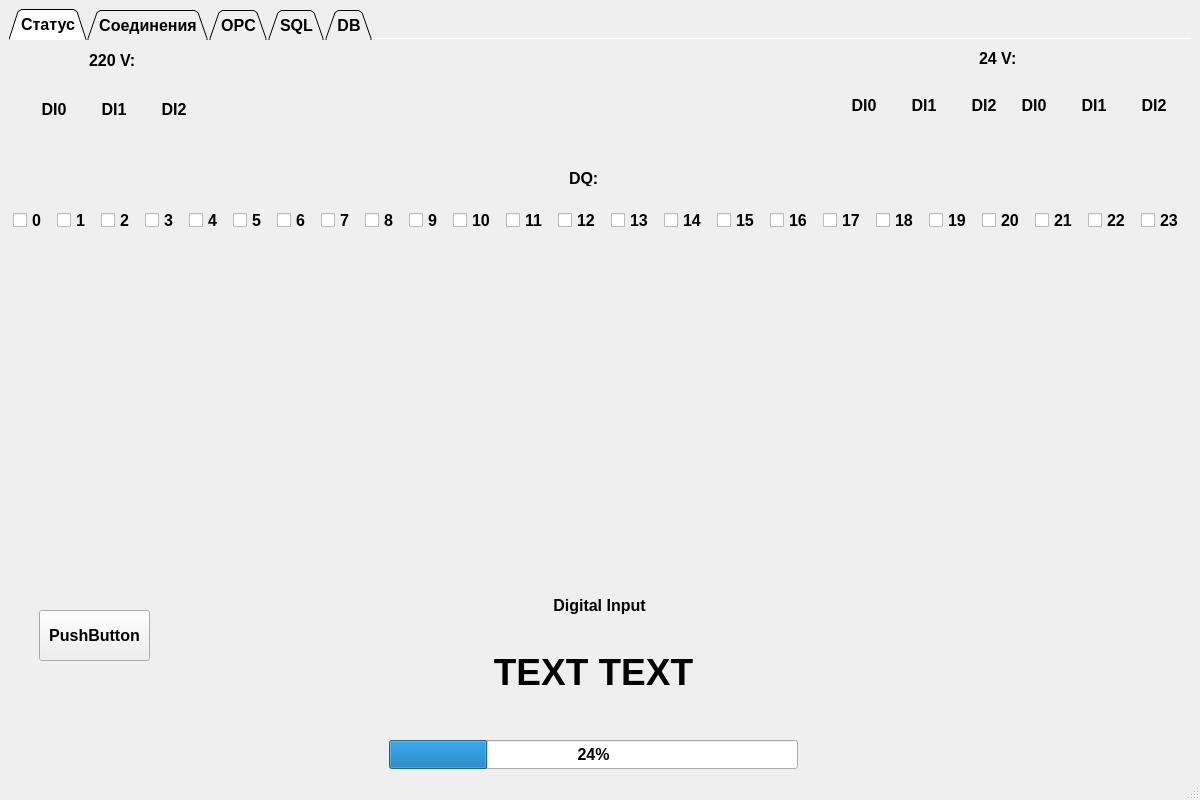
Above: UI/vPLC.ui from BorodinNikolay/vPLC before the change. Below: the same form after it.
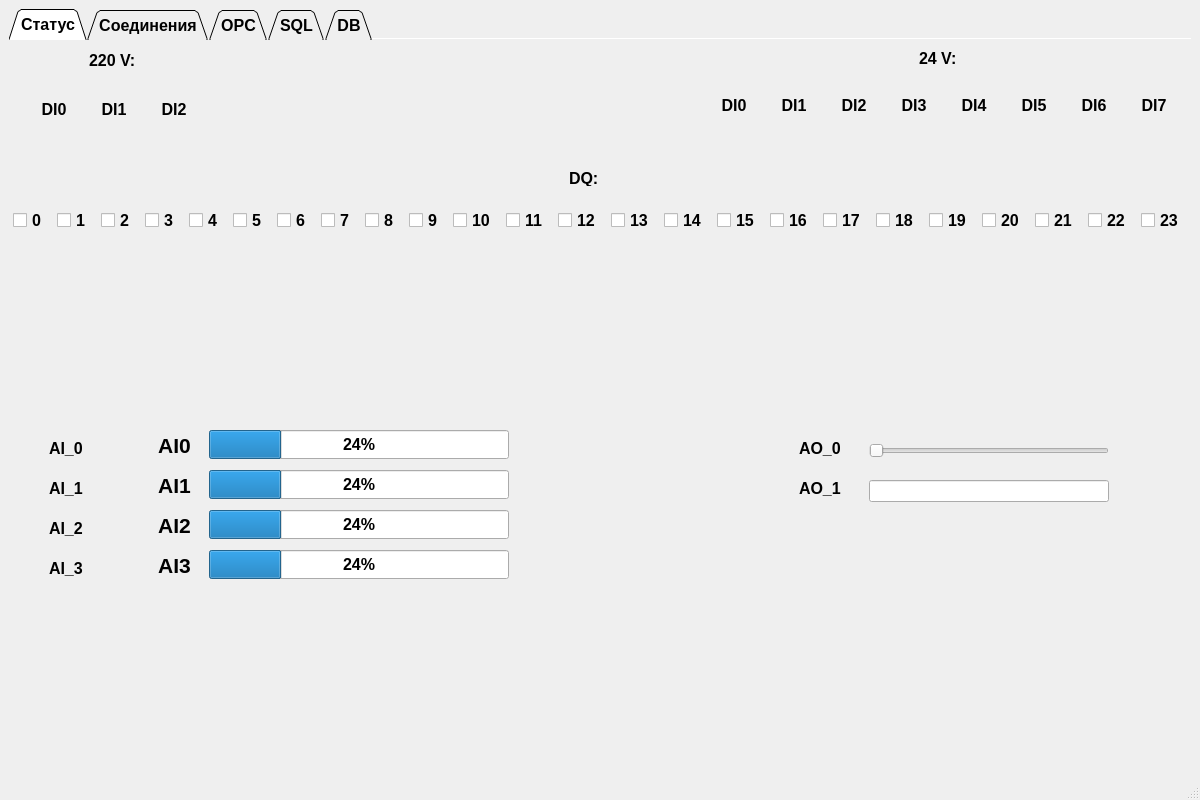
That is the form after the change.

The edit to the form file:
```diff
--- a/UI/vPLC.ui
+++ b/UI/vPLC.ui
@@ -45,30 +45,23 @@
        <attribute name="title">
         <string>Статус</string>
        </attribute>
-       <widget class="QPushButton" name="pushButton">
+       <widget class="QLabel" name="AI2">
         <property name="geometry">
          <rect>
-          <x>30</x>
-          <y>570</y>
-          <width>111</width>
-          <height>51</height>
-         </rect>
-        </property>
-        <property name="text">
-         <string>PushButton</string>
-        </property>
-       </widget>
-       <widget class="QLabel" name="label_2">
-        <property name="geometry">
-         <rect>
-          <x>390</x>
-          <y>550</y>
-          <width>401</width>
+          <x>100</x>
+          <y>470</y>
+          <width>131</width>
           <height>31</height>
          </rect>
         </property>
+        <property name="font">
+         <font>
+          <pointsize>16</pointsize>
+          <bold>true</bold>
+         </font>
+        </property>
         <property name="text">
-         <string>Digital Input</string>
+         <string>AI2</string>
         </property>
         <property name="scaledContents">
          <bool>false</bool>
@@ -143,7 +136,7 @@
        <widget class="QLabel" name="_24DI2">
         <property name="geometry">
          <rect>
-          <x>950</x>
+          <x>820</x>
           <y>40</y>
           <width>50</width>
           <height>50</height>
@@ -162,7 +155,7 @@
        <widget class="QLabel" name="_24DI0">
         <property name="geometry">
          <rect>
-          <x>830</x>
+          <x>700</x>
           <y>40</y>
           <width>50</width>
           <height>50</height>
@@ -181,7 +174,7 @@
        <widget class="QLabel" name="_24DI1">
         <property name="geometry">
          <rect>
-          <x>890</x>
+          <x>760</x>
           <y>40</y>
           <width>50</width>
           <height>50</height>
@@ -200,14 +193,14 @@
        <widget class="QLabel" name="_24DI5">
         <property name="geometry">
          <rect>
-          <x>1120</x>
+          <x>1000</x>
           <y>40</y>
           <width>50</width>
           <height>50</height>
          </rect>
         </property>
         <property name="text">
-         <string>DI2</string>
+         <string>DI5</string>
         </property>
         <property name="alignment">
          <set>Qt::AlignCenter</set>
@@ -219,14 +212,14 @@
        <widget class="QLabel" name="_24DI4">
         <property name="geometry">
          <rect>
-          <x>1060</x>
+          <x>940</x>
           <y>40</y>
           <width>50</width>
           <height>50</height>
          </rect>
         </property>
         <property name="text">
-         <string>DI1</string>
+         <string>DI4</string>
         </property>
         <property name="alignment">
          <set>Qt::AlignCenter</set>
@@ -238,14 +231,14 @@
        <widget class="QLabel" name="_24DI3">
         <property name="geometry">
          <rect>
-          <x>1000</x>
+          <x>880</x>
           <y>40</y>
           <width>50</width>
           <height>50</height>
          </rect>
         </property>
         <property name="text">
-         <string>DI0</string>
+         <string>DI3</string>
         </property>
         <property name="alignment">
          <set>Qt::AlignCenter</set>
@@ -257,7 +250,7 @@
        <widget class="QLabel" name="label_3">
         <property name="geometry">
          <rect>
-          <x>970</x>
+          <x>910</x>
           <y>10</y>
           <width>49</width>
           <height>16</height>
@@ -679,9 +672,9 @@
        <widget class="QProgressBar" name="progressBar">
         <property name="geometry">
          <rect>
-          <x>380</x>
-          <y>700</y>
-          <width>409</width>
+          <x>200</x>
+          <y>510</y>
+          <width>300</width>
           <height>29</height>
          </rect>
         </property>
@@ -692,20 +685,20 @@
        <widget class="QLabel" name="label">
         <property name="geometry">
          <rect>
-          <x>380</x>
-          <y>570</y>
-          <width>409</width>
-          <height>124</height>
+          <x>130</x>
+          <y>510</y>
+          <width>71</width>
+          <height>31</height>
          </rect>
         </property>
         <property name="font">
          <font>
-          <pointsize>28</pointsize>
+          <pointsize>16</pointsize>
           <bold>true</bold>
          </font>
         </property>
         <property name="text">
-         <string>TEXT TEXT</string>
+         <string>AI3</string>
         </property>
         <property name="textFormat">
          <enum>Qt::AutoText</enum>
@@ -727,6 +720,252 @@
          <string>DQ:</string>
         </property>
        </widget>
+       <widget class="QLabel" name="_24DI7">
+        <property name="geometry">
+         <rect>
+          <x>1120</x>
+          <y>40</y>
+          <width>50</width>
+          <height>50</height>
+         </rect>
+        </property>
+        <property name="text">
+         <string>DI7</string>
+        </property>
+        <property name="alignment">
+         <set>Qt::AlignCenter</set>
+        </property>
+        <property name="wordWrap">
+         <bool>false</bool>
+        </property>
+       </widget>
+       <widget class="QLabel" name="_24DI6">
+        <property name="geometry">
+         <rect>
+          <x>1060</x>
+          <y>40</y>
+          <width>50</width>
+          <height>50</height>
+         </rect>
+        </property>
+        <property name="text">
+         <string>DI6</string>
+        </property>
+        <property name="alignment">
+         <set>Qt::AlignCenter</set>
+        </property>
+        <property name="wordWrap">
+         <bool>false</bool>
+        </property>
+       </widget>
+       <widget class="QSlider" name="horizontalSlider">
+        <property name="geometry">
+         <rect>
+          <x>860</x>
+          <y>400</y>
+          <width>240</width>
+          <height>22</height>
+         </rect>
+        </property>
+        <property name="maximum">
+         <number>100</number>
+        </property>
+        <property name="orientation">
+         <enum>Qt::Horizontal</enum>
+        </property>
+       </widget>
+       <widget class="QLineEdit" name="lineEdit">
+        <property name="geometry">
+         <rect>
+          <x>860</x>
+          <y>440</y>
+          <width>240</width>
+          <height>22</height>
+         </rect>
+        </property>
+        <property name="alignment">
+         <set>Qt::AlignCenter</set>
+        </property>
+       </widget>
+       <widget class="QLabel" name="label_6">
+        <property name="geometry">
+         <rect>
+          <x>790</x>
+          <y>400</y>
+          <width>49</width>
+          <height>16</height>
+         </rect>
+        </property>
+        <property name="text">
+         <string>AO_0</string>
+        </property>
+       </widget>
+       <widget class="QLabel" name="label_7">
+        <property name="geometry">
+         <rect>
+          <x>790</x>
+          <y>440</y>
+          <width>49</width>
+          <height>16</height>
+         </rect>
+        </property>
+        <property name="text">
+         <string>AO_1</string>
+        </property>
+       </widget>
+       <widget class="QLabel" name="label_8">
+        <property name="geometry">
+         <rect>
+          <x>40</x>
+          <y>400</y>
+          <width>49</width>
+          <height>16</height>
+         </rect>
+        </property>
+        <property name="text">
+         <string>AI_0</string>
+        </property>
+       </widget>
+       <widget class="QLabel" name="label_9">
+        <property name="geometry">
+         <rect>
+          <x>40</x>
+          <y>440</y>
+          <width>49</width>
+          <height>16</height>
+         </rect>
+        </property>
+        <property name="text">
+         <string>AI_1</string>
+        </property>
+       </widget>
+       <widget class="QLabel" name="label_10">
+        <property name="geometry">
+         <rect>
+          <x>40</x>
+          <y>480</y>
+          <width>49</width>
+          <height>16</height>
+         </rect>
+        </property>
+        <property name="text">
+         <string>AI_2</string>
+        </property>
+       </widget>
+       <widget class="QLabel" name="label_11">
+        <property name="geometry">
+         <rect>
+          <x>40</x>
+          <y>520</y>
+          <width>49</width>
+          <height>16</height>
+         </rect>
+        </property>
+        <property name="text">
+         <string>AI_3</string>
+        </property>
+       </widget>
+       <widget class="QLabel" name="AI0">
+        <property name="geometry">
+         <rect>
+          <x>100</x>
+          <y>390</y>
+          <width>131</width>
+          <height>31</height>
+         </rect>
+        </property>
+        <property name="font">
+         <font>
+          <pointsize>16</pointsize>
+          <bold>true</bold>
+         </font>
+        </property>
+        <property name="text">
+         <string>AI0</string>
+        </property>
+        <property name="scaledContents">
+         <bool>false</bool>
+        </property>
+        <property name="alignment">
+         <set>Qt::AlignCenter</set>
+        </property>
+        <property name="wordWrap">
+         <bool>false</bool>
+        </property>
+        <property name="openExternalLinks">
+         <bool>false</bool>
+        </property>
+       </widget>
+       <widget class="QLabel" name="AI1">
+        <property name="geometry">
+         <rect>
+          <x>100</x>
+          <y>430</y>
+          <width>131</width>
+          <height>31</height>
+         </rect>
+        </property>
+        <property name="font">
+         <font>
+          <pointsize>16</pointsize>
+          <bold>true</bold>
+         </font>
+        </property>
+        <property name="text">
+         <string>AI1</string>
+        </property>
+        <property name="scaledContents">
+         <bool>false</bool>
+        </property>
+        <property name="alignment">
+         <set>Qt::AlignCenter</set>
+        </property>
+        <property name="wordWrap">
+         <bool>false</bool>
+        </property>
+        <property name="openExternalLinks">
+         <bool>false</bool>
+        </property>
+       </widget>
+       <widget class="QProgressBar" name="progressBar_2">
+        <property name="geometry">
+         <rect>
+          <x>200</x>
+          <y>390</y>
+          <width>300</width>
+          <height>29</height>
+         </rect>
+        </property>
+        <property name="value">
+         <number>24</number>
+        </property>
+       </widget>
+       <widget class="QProgressBar" name="progressBar_3">
+        <property name="geometry">
+         <rect>
+          <x>200</x>
+          <y>430</y>
+          <width>300</width>
+          <height>29</height>
+         </rect>
+        </property>
+        <property name="value">
+         <number>24</number>
+        </property>
+       </widget>
+       <widget class="QProgressBar" name="progressBar_4">
+        <property name="geometry">
+         <rect>
+          <x>200</x>
+          <y>470</y>
+          <width>300</width>
+          <height>29</height>
+         </rect>
+        </property>
+        <property name="value">
+         <number>24</number>
+        </property>
+       </widget>
       </widget>
       <widget class="QWidget" name="Communications">
        <attribute name="title">
```
Left out of the diff: 2 changed lines with no effect on the pictures.
